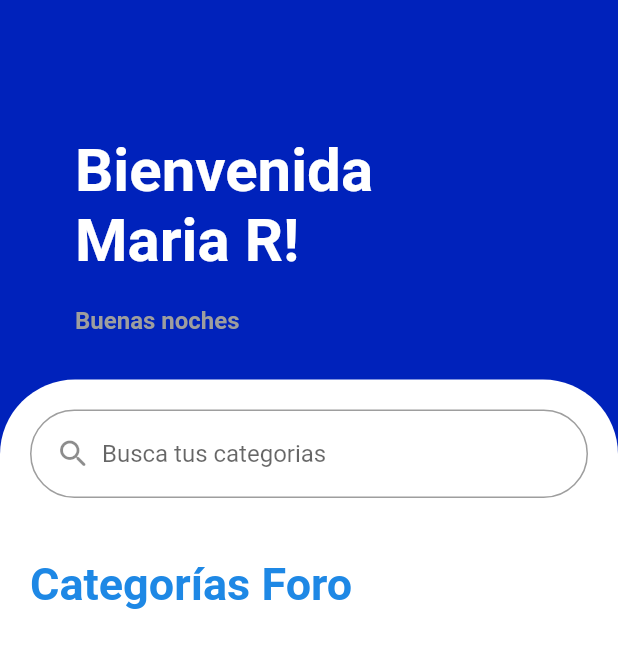
After one commit to D-Ghoost/proyecto_app_mobiles, a Flutter app: the screen it shows after launch, on a phone screen of 412 x 824 dp. The commit adds this screen. Shown: the top 648 px of the screen. Run offline on Flutter 3.47's test engine with Material 2 defaults, Android fonts, the phone set to English and light mode, and no system bars.

Commit message:
add: dashboard

```diff
--- a/lib/main.dart
+++ b/lib/main.dart
@@ -1,5 +1,5 @@
 import 'package:flutter/material.dart';
-import 'package:proyecto_app_mobiles/views/screens/Foro/foro.dart';
+import 'package:proyecto_app_mobiles/views/screens/Home/Home.dart';
 
 void main() {
   runApp(const MainApp());
@@ -12,7 +12,7 @@ class MainApp extends StatelessWidget {
   Widget build(BuildContext context) {
     return const MaterialApp(
       title: 'Foro Flutter',
-      home: Foro()
+      home: Home()
     );
   }
 }
--- a/lib/views/screens/Foro/topics/NewAnswer/NewAnswer.dart
+++ b/lib/views/screens/Foro/topics/NewAnswer/NewAnswer.dart
@@ -1,4 +1,5 @@
 import 'package:flutter/material.dart';
+import 'package:proyecto_app_mobiles/views/screens/Foro/topics/TopicTwo.dart';
 
 class NewAnswer extends StatefulWidget{
   const NewAnswer ({ super.key });
@@ -40,12 +41,24 @@ class _NewAnswerState extends State<NewAnswer>{
               ),
             ),
             Container(
-              padding: EdgeInsets.only(left: 20, right: 20),
+              padding: const EdgeInsets.only(left: 20, right: 20),
               child: TextFormField(
                 decoration: const InputDecoration(
                   hintText: 'Da tu mejor consejo',
                 ),
                 cursorHeight: 25,
+              ),
+            ),
+            Container(
+              padding: const EdgeInsets.only(left: 20, right: 20, top: 40),
+              child: ElevatedButton(
+                onPressed: (){
+                  Navigator.pop(
+                    context,
+                    MaterialPageRoute(builder: (context) => const TopicTwo())
+                  );
+                },
+                child: const Text('Publicar'),
               ),
             )
           ],
--- /dev/null
+++ b/lib/views/screens/Home/Home.dart
@@ -0,0 +1,86 @@
+import 'package:flutter/material.dart';
+
+class Home extends StatefulWidget{
+  const Home ({ super.key });
+
+  @override
+  State<Home> createState() => _HomeState();
+}
+
+class _HomeState extends State<Home>{
+  @override
+  Widget build(BuildContext context){
+    return Scaffold(
+      backgroundColor: Color.fromARGB(255, 0, 34, 187),
+      body: Column(
+        crossAxisAlignment: CrossAxisAlignment.start,
+        children: <Widget>[
+          Container(
+            padding: EdgeInsets.only(top:80, left: 40, right: 80),
+            margin: EdgeInsets.all(10),
+            child:const Text(
+            'Bienvenida Maria R!',
+            style: TextStyle(
+              color:  Colors.white,
+              fontSize: 40,
+              fontWeight: FontWeight.bold
+            ),
+            ),
+          ),
+          Container(
+            margin:const EdgeInsets.only(top: 10, bottom: 30),
+            padding:const EdgeInsets.only( left: 50, right: 80),
+            child: const Text(
+              'Buenas noches',
+              style:  TextStyle(
+                color: Colors.grey,
+                fontWeight: FontWeight.bold,
+                fontSize: 16
+              ),
+            ),
+          ),
+          Expanded(
+              child: Container(
+                padding: const EdgeInsets.all(20),
+                decoration: const BoxDecoration(
+                  color: Colors.white,
+                  borderRadius: BorderRadius.only(topLeft: Radius.circular(50), topRight: Radius.circular(50))
+                ),
+                child: ListView(
+                  children: [
+                    TextFormField(
+                      decoration: const InputDecoration(
+                        border: OutlineInputBorder(
+                          borderRadius: BorderRadius.all(Radius.circular(50))
+                        ),
+                        hintText: 'Busca tus categorias',
+                        prefixIcon: Padding(
+                          padding: EdgeInsets.only(left: 10),
+                          child: Icon(Icons.search_rounded),
+                        )
+                      ),
+                    ),
+                    const SizedBox(
+                      height: 40,
+                    ),
+                    Text(
+                      'Categorías Foro',
+                        style: TextStyle(
+                            color: Colors.blue[600],
+                            fontSize: 30,
+                            fontWeight: FontWeight.bold
+                        )
+                    ),
+                    const SizedBox(
+                      height: 30,
+                    ),
+
+                  ],
+                )
+            ),
+          ),
+        ],
+      ),
+    );
+  }
+}
```
